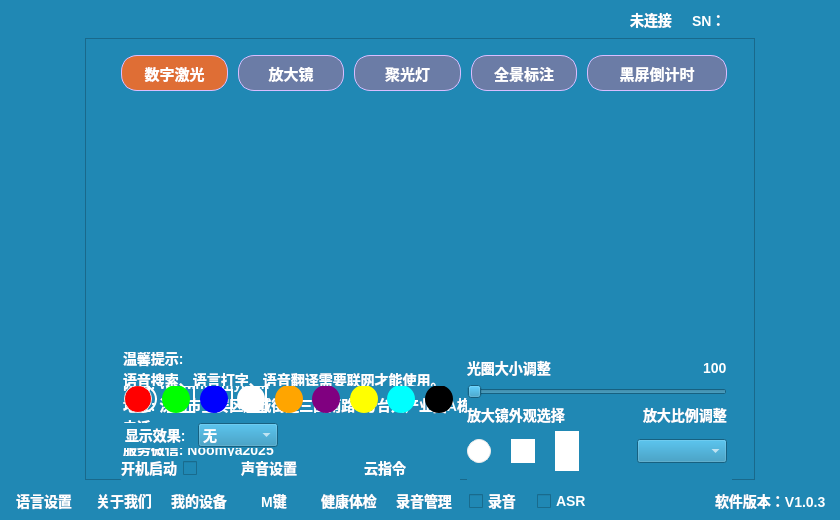
The window that EasyPointer/mainwindow.ui (wlffeng2008/EasyPointer) describes before a commit, drawn with Qt 5.
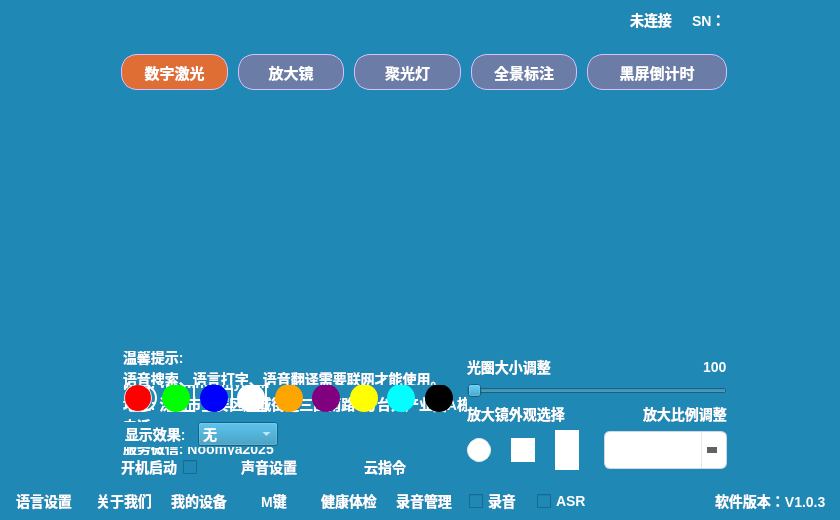
The same window after the commit. Icons and pictures are not drawn. Custom widgets are drawn as their Qt base class.

```diff
--- a/EasyPointer/mainwindow.ui
+++ b/EasyPointer/mainwindow.ui
@@ -167,7 +167,8 @@
     <item>
      <widget class="QFrame" name="frameMain">
       <property name="styleSheet">
-       <string notr="true">#frameMain{background-color: transparent;}</string>
+       <string notr="true">#frameMain,#frameWork{background-color: transparent; border:none;}
+</string>
       </property>
       <property name="frameShape">
        <enum>QFrame::Shape::StyledPanel</enum>
@@ -189,13 +190,16 @@
         <number>0</number>
        </property>
        <item alignment="Qt::AlignmentFlag::AlignHCenter">
-        <widget class="QFrame" name="frame">
+        <widget class="QFrame" name="frameWork">
          <property name="minimumSize">
           <size>
            <width>670</width>
            <height>0</height>
           </size>
          </property>
+         <property name="styleSheet">
+          <string notr="true"/>
+         </property>
          <property name="frameShape">
           <enum>QFrame::Shape::StyledPanel</enum>
          </property>
@@ -2298,13 +2302,13 @@
                  <property name="minimumSize">
                   <size>
                    <width>24</width>
-                   <height>24</height>
+                   <height>40</height>
                   </size>
                  </property>
                  <property name="maximumSize">
                   <size>
                    <width>24</width>
-                   <height>24</height>
+                   <height>40</height>
                   </size>
                  </property>
                  <property name="cursor">
@@ -2370,10 +2374,70 @@
                 <widget class="QComboBox" name="comboBoxEnlarge">
                  <property name="minimumSize">
                   <size>
-                   <width>90</width>
-                   <height>24</height>
+                   <width>0</width>
+                   <height>38</height>
                   </size>
                  </property>
+                 <property name="styleSheet">
+                  <string notr="true">
+/* ── 1. 主体 ── */
+QComboBox {
+    background: #ffffff;
+    border: 1px solid #d0d7de;
+    border-radius: 6px;
+    padding: 4px 10px;
+    padding-right: 28px;          /* 关键：给箭头让位，否则文字压上去 */
+    min-height: 28px;
+    color: #1f2328;
+    font: 14px &quot;Microsoft YaHei&quot;;
+}
+QComboBox:hover     { border-color: #409eff; }
+QComboBox:focus     { border-color: #409eff; outline: none; }
+QComboBox:on        { border-color: #409eff; }   /* 列表展开时 */
+QComboBox:disabled  { background: #f5f5f5; color: #a8abb2; border-color: #e4e7ed; }
+
+/* ── 2. 箭头区域 ── */
+QComboBox::drop-down {
+    subcontrol-origin: padding;
+    subcontrol-position: top right;
+    width: 24px;
+    border-top-right-radius: 6px;
+    border-bottom-right-radius: 6px;
+    border-left: 1px solid #e4e7ed;   /* 竖分隔线，可去掉 */
+}
+
+/* ── 3. 箭头本体（纯 CSS 三角形，免图片） ── */
+QComboBox::down-arrow {
+    width: 0; height: 0;
+    border-left: 5px solid transparent;
+    border-right: 5px solid transparent;
+    border-top: 6px solid #606266;
+    margin-right: 4px;
+}
+QComboBox::down-arrow:hover     { border-top-color: #409eff; }
+QComboBox::down-arrow:on        { border-top-color: #409eff; }  /* 展开时变色 */
+QComboBox::down-arrow:disabled  { border-top-color: #c0c4cc; }
+
+/* ── 4. 下拉列表容器 ── */
+QComboBox QAbstractItemView {
+    background: #ffffff;
+    border: 1px solid #e4e7ed;
+    border-radius: 6px;
+    padding: 4px;
+    outline: 0px;                 /* 去掉选中虚线框 */
+}
+
+/* ── 5. 列表项 ── */
+QComboBox QAbstractItemView::item {
+    min-height: 30px;
+    padding: 0 10px;
+    color: #1f2328;
+    border-radius: 4px;
+}
+QComboBox QAbstractItemView::item:hover    { background: #f0f4ff; }
+QComboBox QAbstractItemView::item:selected { background: #409eff; color: #ffffff; }
+</string>
+                 </property>
                  <property name="maxVisibleItems">
                   <number>20</number>
                  </property>
```
Left out of the diff: 4 changed lines with no effect on the pictures.
